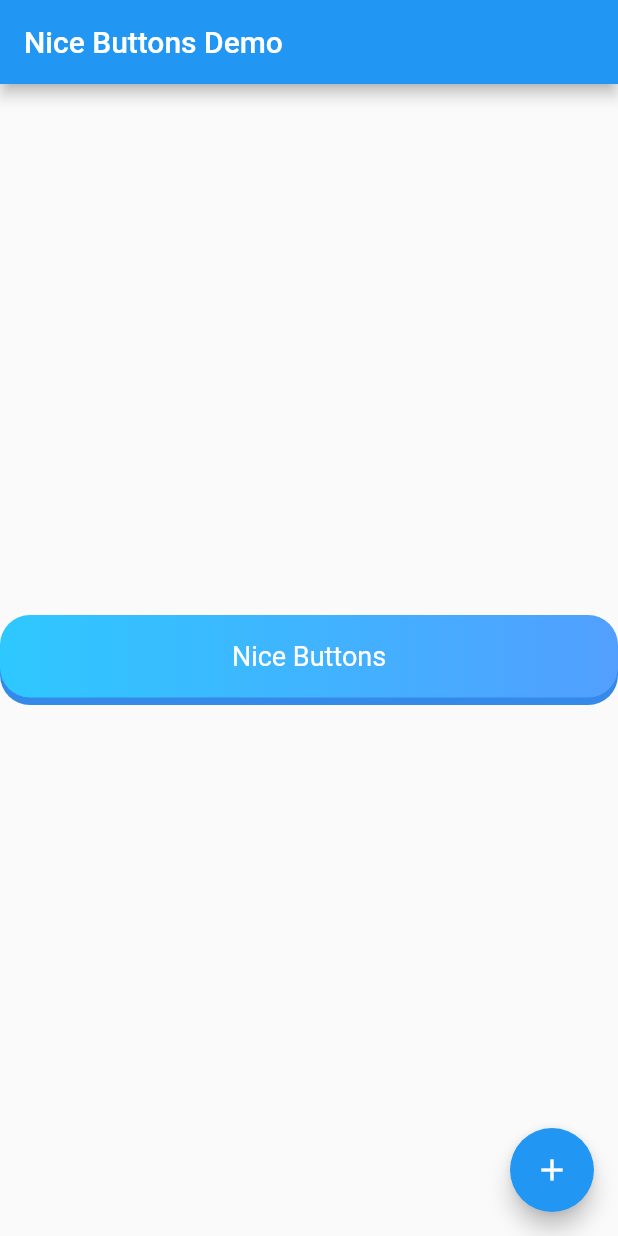
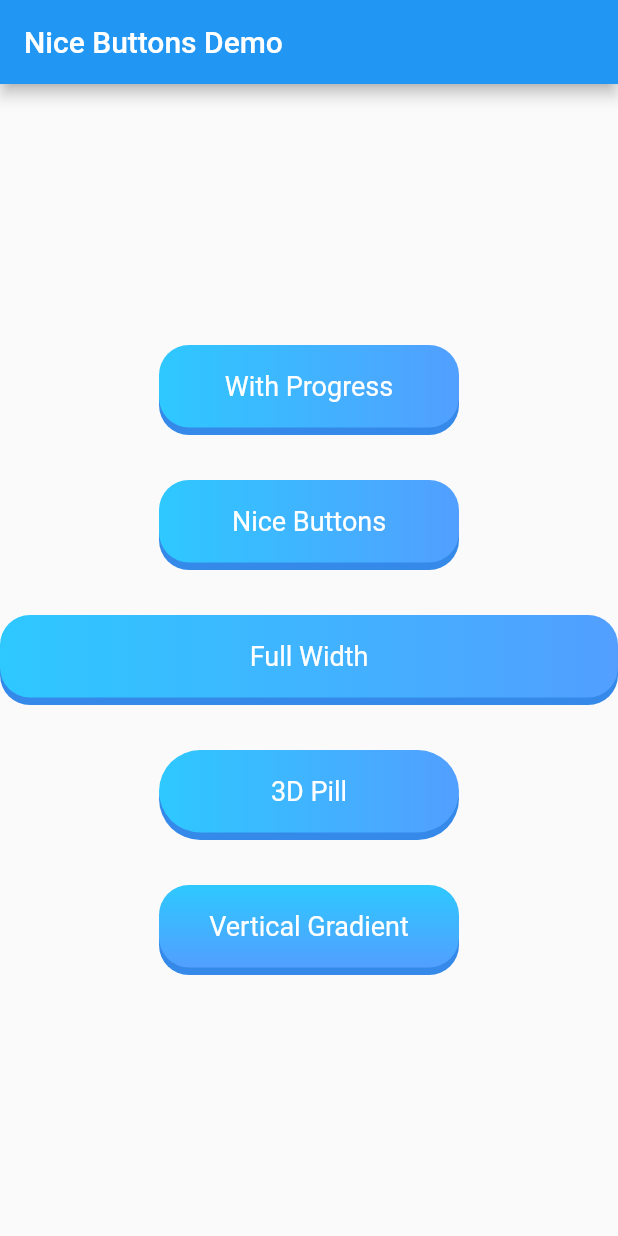
Before and after one commit to voonic/nice_buttons, a Flutter app: the screen it shows after launch, on a phone screen of 412 x 824 dp. Run offline on Flutter 3.47's test engine with Material 2 defaults, Android fonts, the phone set to English and light mode, and no system bars.

Commit message:
Updated the examples cheatsheet

```diff
--- a/example/lib/main.dart
+++ b/example/lib/main.dart
@@ -96,9 +96,20 @@ class _MyHomePageState extends State<MyHomePage> {
           mainAxisAlignment: MainAxisAlignment.center,
           children: <Widget>[
             NiceButtons(
-              stretch: _counter % 2 == 0 ? true : false,
-              borderRadius: _counter % 2 == 0 ? 20 : 40,
+              stretch: false,
               progress: true,
+              gradientOrientation: GradientOrientation.Horizontal,
+              onTap: (finish) {
+                print('On tap called');
+              },
+              child: Text(
+                'With Progress',
+                style: TextStyle(color: Colors.white, fontSize: 18),
+              ),
+            ),
+            Container(width: double.infinity, height: 30),
+            NiceButtons(
+              stretch: false,
               gradientOrientation: GradientOrientation.Horizontal,
               onTap: (finish) {
                 print('On tap called');
@@ -111,14 +122,51 @@ class _MyHomePageState extends State<MyHomePage> {
                 style: TextStyle(color: Colors.white, fontSize: 18),
               ),
             ),
+            Container(width: double.infinity, height: 30),
+            NiceButtons(
+              stretch: true,
+              gradientOrientation: GradientOrientation.Horizontal,
+              onTap: (finish) {
+                print('On tap called');
+              },
+              child: Text(
+                'Full Width',
+                style: TextStyle(color: Colors.white, fontSize: 18),
+              ),
+            ),
+            Container(width: double.infinity, height: 30),
+            NiceButtons(
+              stretch: false,
+              borderRadius: 30,
+              gradientOrientation: GradientOrientation.Horizontal,
+              onTap: (finish) {
+                print('On tap called');
+              },
+              child: Text(
+                '3D Pill',
+                style: TextStyle(color: Colors.white, fontSize: 18),
+              ),
+            ),
+            Container(width: double.infinity, height: 30),
+            NiceButtons(
+              stretch: false,
+              gradientOrientation: GradientOrientation.Vertical,
+              onTap: (finish) {
+                print('On tap called');
+              },
+              child: Text(
+                'Vertical Gradient',
+                style: TextStyle(color: Colors.white, fontSize: 18),
+              ),
+            ),
           ],
         ),
       ),
-      floatingActionButton: FloatingActionButton(
-        onPressed: _incrementCounter,
-        tooltip: 'Increment',
-        child: Icon(Icons.add),
-      ), // This trailing comma makes auto-formatting nicer for build methods.
+      // floatingActionButton: FloatingActionButton(
+      //   onPressed: _incrementCounter,
+      //   tooltip: 'Increment',
+      //   child: Icon(Icons.add),
+      // ), // This trailing comma makes auto-formatting nicer for build methods.
     );
   }
 }
```
